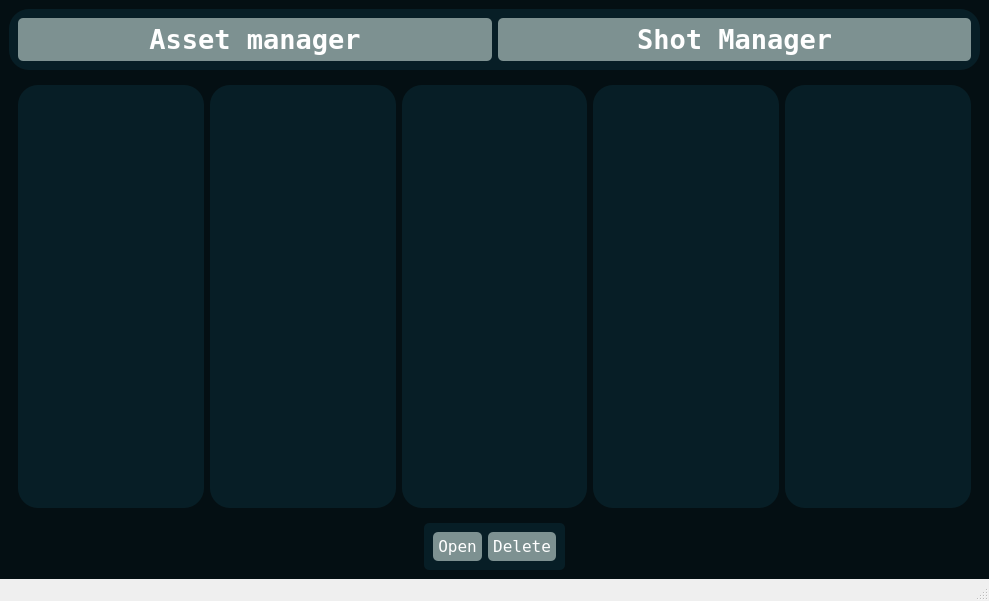
Qt form python/abspipeline/ui/qt/browser.ui (Blue-Silvers/FatePipe) before a commit.
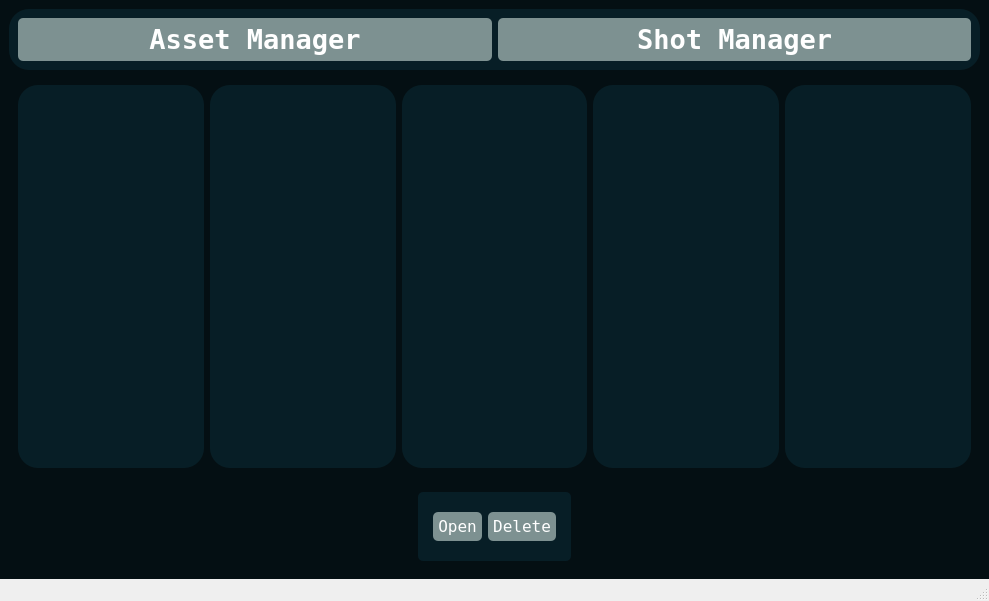
The same form after that commit.

The edit to the form file:
```diff
--- a/python/abspipeline/ui/qt/browser.ui
+++ b/python/abspipeline/ui/qt/browser.ui
@@ -52,34 +52,19 @@
 }</string>
    </property>
    <layout class="QGridLayout" name="gridLayout">
-    <item row="2" column="0">
-     <widget class="QFrame" name="frame">
+    <item row="2" column="0" alignment="Qt::AlignmentFlag::AlignHCenter">
+     <widget class="QFrame" name="hbl_handler_2">
+      <property name="cursor">
+       <cursorShape>ArrowCursor</cursorShape>
+      </property>
+      <property name="autoFillBackground">
+       <bool>false</bool>
+      </property>
       <property name="frameShape">
-       <enum>QFrame::Shape::StyledPanel</enum>
+       <enum>QFrame::Shape::NoFrame</enum>
       </property>
-      <property name="frameShadow">
-       <enum>QFrame::Shadow::Raised</enum>
-      </property>
-      <layout class="QHBoxLayout" name="horizontalLayout">
-       <item>
-        <widget class="QListWidget" name="lw_asset_type"/>
-       </item>
-       <item>
-        <widget class="QListWidget" name="lw_asset_name"/>
-       </item>
-       <item>
-        <widget class="QListWidget" name="lw_asset_task"/>
-       </item>
-       <item>
-        <widget class="QListWidget" name="lw_asset_version"/>
-       </item>
-       <item>
-        <widget class="QListWidget" name="lw_asset_item"/>
-       </item>
-      </layout>
-     </widget>
-    </item>
-    <item row="3" column="0" alignment="Qt::AlignmentFlag::AlignHCenter">
+      <layout class="QHBoxLayout" name="hbl_handler">
+       <item alignment="Qt::AlignmentFlag::AlignLeft|Qt::AlignmentFlag::AlignVCenter">
      <widget class="QFrame" name="frame_3">
       <property name="frameShape">
        <enum>QFrame::Shape::StyledPanel</enum>
@@ -87,8 +72,20 @@
       <property name="frameShadow">
        <enum>QFrame::Shadow::Raised</enum>
       </property>
-      <layout class="QGridLayout" name="gridLayout_3">
-       <item row="0" column="0">
+         <layout class="QGridLayout" name="gridLayout_5">
+          <property name="leftMargin">
+           <number>15</number>
+          </property>
+          <property name="topMargin">
+           <number>20</number>
+          </property>
+          <property name="rightMargin">
+           <number>15</number>
+          </property>
+          <property name="bottomMargin">
+           <number>20</number>
+          </property>
+          <item row="1" column="0">
         <widget class="QPushButton" name="pb_open">
          <property name="font">
           <font>
@@ -101,7 +98,7 @@
          </property>
         </widget>
        </item>
-       <item row="0" column="1">
+          <item row="1" column="1">
         <widget class="QPushButton" name="pb_delete">
          <property name="font">
           <font>
@@ -117,7 +114,10 @@
       </layout>
      </widget>
     </item>
-    <item row="1" column="0">
+      </layout>
+     </widget>
+    </item>
+    <item row="0" column="0">
      <widget class="QFrame" name="frame_2">
       <property name="frameShape">
        <enum>QFrame::Shape::StyledPanel</enum>
@@ -156,7 +156,69 @@
           </font>
          </property>
          <property name="text">
-          <string>Asset manager</string>
+          <string>Asset Manager</string>
+         </property>
+        </widget>
+       </item>
+      </layout>
+     </widget>
+    </item>
+    <item row="1" column="0">
+     <widget class="QFrame" name="frame">
+      <property name="frameShape">
+       <enum>QFrame::Shape::StyledPanel</enum>
+      </property>
+      <property name="frameShadow">
+       <enum>QFrame::Shadow::Raised</enum>
+      </property>
+      <layout class="QHBoxLayout" name="horizontalLayout">
+       <item>
+        <widget class="QListWidget" name="lw_asset_type">
+         <property name="font">
+          <font>
+           <family>Terminal</family>
+           <pointsize>9</pointsize>
+          </font>
+         </property>
+        </widget>
+       </item>
+       <item>
+        <widget class="QListWidget" name="lw_asset_name">
+         <property name="font">
+          <font>
+           <family>Terminal</family>
+           <pointsize>9</pointsize>
+          </font>
+         </property>
+        </widget>
+       </item>
+       <item>
+        <widget class="QListWidget" name="lw_asset_task">
+         <property name="font">
+          <font>
+           <family>Terminal</family>
+           <pointsize>9</pointsize>
+          </font>
+         </property>
+        </widget>
+       </item>
+       <item>
+        <widget class="QListWidget" name="lw_asset_version">
+         <property name="font">
+          <font>
+           <family>Terminal</family>
+           <pointsize>9</pointsize>
+          </font>
+         </property>
+        </widget>
+       </item>
+       <item>
+        <widget class="QListWidget" name="lw_asset_item">
+         <property name="font">
+          <font>
+           <family>Terminal</family>
+           <pointsize>9</pointsize>
+          </font>
          </property>
         </widget>
        </item>
```
Left out of the diff: 3 changed lines with no effect on the pictures. Lines whose indentation alone changed are shown as unchanged.
